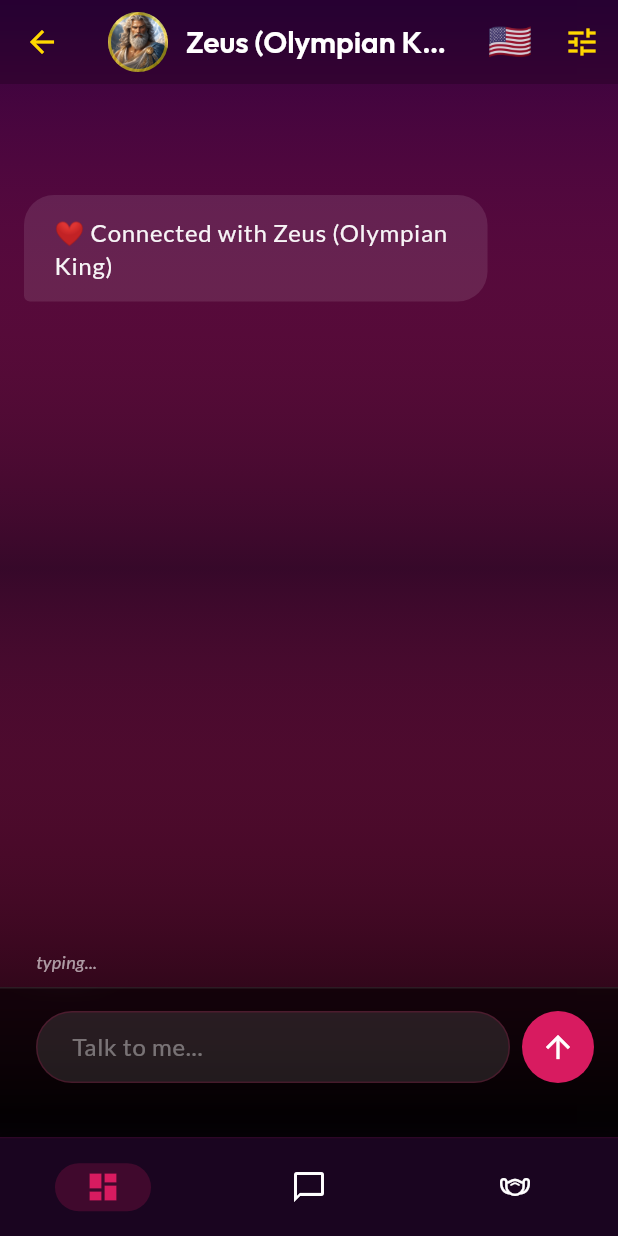
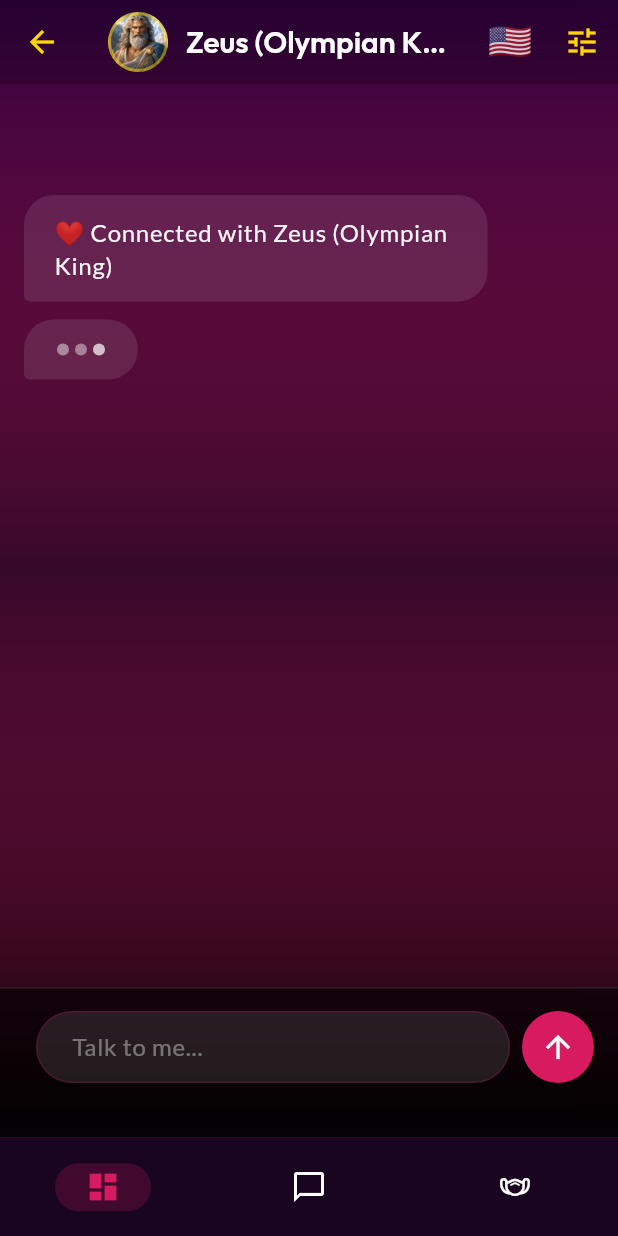
Before and after one commit to sklabsadmin/MyMate2c, a Flutter app: the screen it shows after launch, after a tap on "Start the Romance", after a tap on "Zeus", on a phone screen of 412 x 824 dp. Run offline on Flutter 3.47's test engine with Material 3 defaults, Android fonts, the phone set to English and light mode, and no system bars; our stand-ins replace dio, flutter_dotenv, flutter_local_notifications, flutter_riverpod, go_router, google_fonts and 5 more; missing offline and left inert: purchases_flutter.

Commit message:
Show a proper typing bubble during the delay between split-up bubbles
The old typing indicator was a small italic caption near the input
box, easy to miss and not positioned where the next message would
actually appear. Replaced it with a bubble-styled indicator (three
pulsing dots) rendered in-flow in the message list, in the same
position and style as an incoming reply, so the pause between bubbles
is now clearly visible.

Verified visually: built the web app with a temporary stubbed 3-
paragraph response, drove it end-to-end (navigate to an Inworld
character's chat, send a message), and captured frames confirming the
sequence renders as typing-bubble -> reply 1 -> typing-bubble ->
reply 2 -> typing-bubble -> reply 3, then the indicator disappears.
Test stub was local-only and reverted before this commit.

```diff
--- a/lib/src/features/chat/presentation/chat_screen.dart
+++ b/lib/src/features/chat/presentation/chat_screen.dart
@@ -492,6 +492,7 @@ class _ChatScreenState extends ConsumerState<ChatScreen> {
     for (var i = 0; i < bubbles.length; i++) {
       if (!mounted) return;
       setState(() => _isTyping = true);
+      Future.delayed(const Duration(milliseconds: 50), _scrollToBottom);
 
       final delayMs = 200 + _bubbleDelayRandom.nextInt(1201); // 200-1400ms
       await Future.delayed(Duration(milliseconds: delayMs));
@@ -753,8 +754,11 @@ class _ChatScreenState extends ConsumerState<ChatScreen> {
                     top: 130,
                     bottom: 8,
                   ),
-                  itemCount: _messages.length,
+                  itemCount: _messages.length + (_isTyping ? 1 : 0),
                   itemBuilder: (context, index) {
+                    if (index == _messages.length) {
+                      return const _TypingBubble();
+                    }
                     final msg = _messages[index];
                     return _ChatBubble(
                       message: msg,
@@ -776,22 +780,6 @@ class _ChatScreenState extends ConsumerState<ChatScreen> {
                       _buildStarterChip(theme, "Roleplay: First Date 🍷"),
                       _buildStarterChip(theme, "I had a bad day 😔"),
                     ],
-                  ),
-                ),
-
-              if (_isTyping)
-                Align(
-                  alignment: Alignment.centerLeft,
-                  child: Padding(
-                    padding: const EdgeInsets.only(left: 24, bottom: 8),
-                    child: Text(
-                      'typing...',
-                      style: theme.textTheme.bodyMedium?.copyWith(
-                        fontStyle: FontStyle.italic,
-                        color: Colors.white60,
-                        fontSize: 12,
-                      ),
-                    ),
                   ),
                 ),
               _buildInputArea(theme),
@@ -943,6 +931,84 @@ class _ChatBubble extends StatelessWidget {
   }
 }
 
+/// A left-aligned bubble with three pulsing dots, styled like an incoming
+/// message bubble so it appears exactly where the next reply will land —
+/// makes the pacing between split-up bubbles actually visible instead of
+/// relying on an easy-to-miss caption elsewhere on screen.
+class _TypingBubble extends StatefulWidget {
+  const _TypingBubble();
+
+  @override
+  State<_TypingBubble> createState() => _TypingBubbleState();
+}
+
+class _TypingBubbleState extends State<_TypingBubble>
+    with SingleTickerProviderStateMixin {
+  late final AnimationController _controller;
+
+  @override
+  void initState() {
+    super.initState();
+    _controller = AnimationController(
+      vsync: this,
+      duration: const Duration(milliseconds: 900),
+    )..repeat();
+  }
+
+  @override
+  void dispose() {
+    _controller.dispose();
+    super.dispose();
+  }
+
+  @override
+  Widget build(BuildContext context) {
+    return Align(
+      alignment: Alignment.centerLeft,
+      child: Container(
+        margin: const EdgeInsets.only(bottom: 12),
+        padding: const EdgeInsets.symmetric(horizontal: 20, vertical: 16),
+        decoration: BoxDecoration(
+          color: Colors.white.withOpacity(0.1),
+          borderRadius: const BorderRadius.only(
+            topLeft: Radius.circular(20),
+            topRight: Radius.circular(20),
+            bottomLeft: Radius.circular(4),
+            bottomRight: Radius.circular(20),
+          ),
+        ),
+        child: AnimatedBuilder(
+          animation: _controller,
+          builder: (context, child) {
+            return Row(
+              mainAxisSize: MainAxisSize.min,
+              children: List.generate(3, (i) {
+                final t = (_controller.value - (i * 0.2)) % 1.0;
+                final pulse = t < 0.5 ? t * 2 : (1 - t) * 2;
+                final opacity = (0.3 + 0.7 * pulse).clamp(0.0, 1.0);
+                return Padding(
+                  padding: const EdgeInsets.symmetric(horizontal: 2),
+                  child: Opacity(
+                    opacity: opacity,
+                    child: Container(
+                      width: 8,
+                      height: 8,
+                      decoration: const BoxDecoration(
+                        color: Colors.white,
+                        shape: BoxShape.circle,
+                      ),
+                    ),
+                  ),
+                );
+              }),
+            );
+          },
+        ),
+      ),
+    );
+  }
+}
+
 class _VibeSelectorSheet extends StatelessWidget {
   final String currentVibe;
   final Function(String) onVibeSelected;
```
